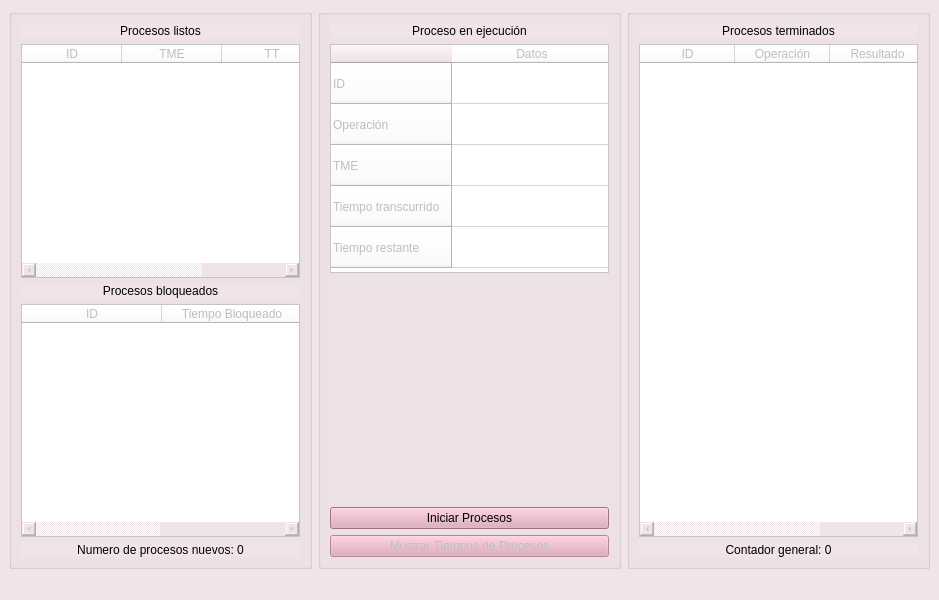
This is ui/mainwindow.ui in Diego-Ga-Glez/planificador as Qt 5 draws it before an edit. The edited form follows.
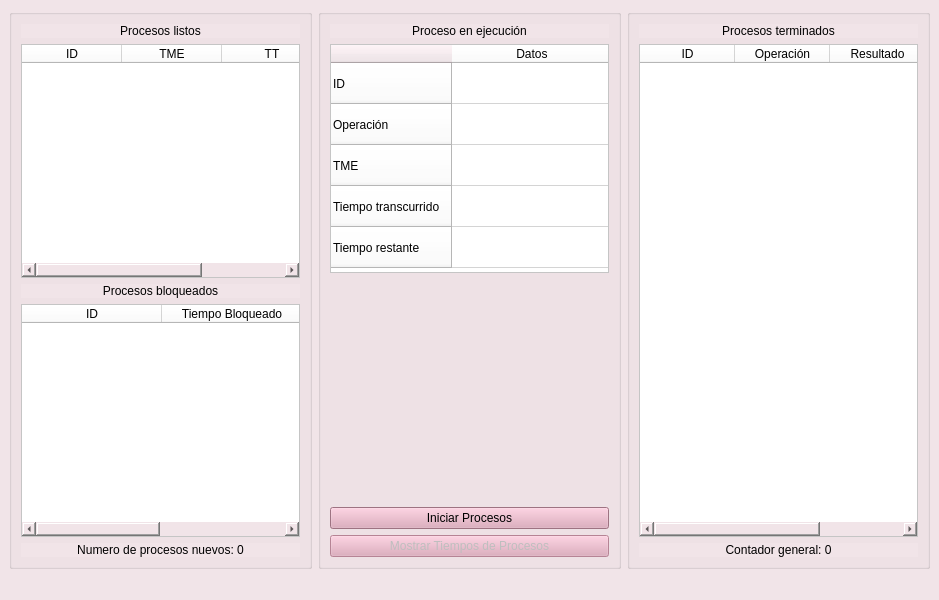
This is the edited form.

```diff
--- a/ui/mainwindow.ui
+++ b/ui/mainwindow.ui
@@ -145,7 +145,10 @@
        <item row="1" column="0">
         <widget class="QTableWidget" name="pendientes_tableWidget">
          <property name="enabled">
-          <bool>false</bool>
+          <bool>true</bool>
+         </property>
+         <property name="focusPolicy">
+          <enum>Qt::NoFocus</enum>
          </property>
          <property name="layoutDirection">
           <enum>Qt::LeftToRight</enum>
@@ -217,7 +220,10 @@
        <item row="3" column="0">
         <widget class="QTableWidget" name="bloqueados_tableWidget">
          <property name="enabled">
-          <bool>false</bool>
+          <bool>true</bool>
+         </property>
+         <property name="focusPolicy">
+          <enum>Qt::NoFocus</enum>
          </property>
          <property name="styleSheet">
           <string notr="true">background-color: white;</string>
@@ -259,7 +265,10 @@
        <item row="1" column="0">
         <widget class="QTableWidget" name="proceso_tableWidget">
          <property name="enabled">
-          <bool>false</bool>
+          <bool>true</bool>
+         </property>
+         <property name="focusPolicy">
+          <enum>Qt::NoFocus</enum>
          </property>
          <property name="styleSheet">
           <string notr="true">background-color: white;</string>
@@ -569,7 +578,10 @@
        <item row="1" column="0">
         <widget class="QTableWidget" name="terminados_tableWidget">
          <property name="enabled">
-          <bool>false</bool>
+          <bool>true</bool>
+         </property>
+         <property name="focusPolicy">
+          <enum>Qt::NoFocus</enum>
          </property>
          <property name="styleSheet">
           <string notr="true">background-color: white;</string>
```
Left out of the diff: 30 changed lines with no effect on the pictures.
